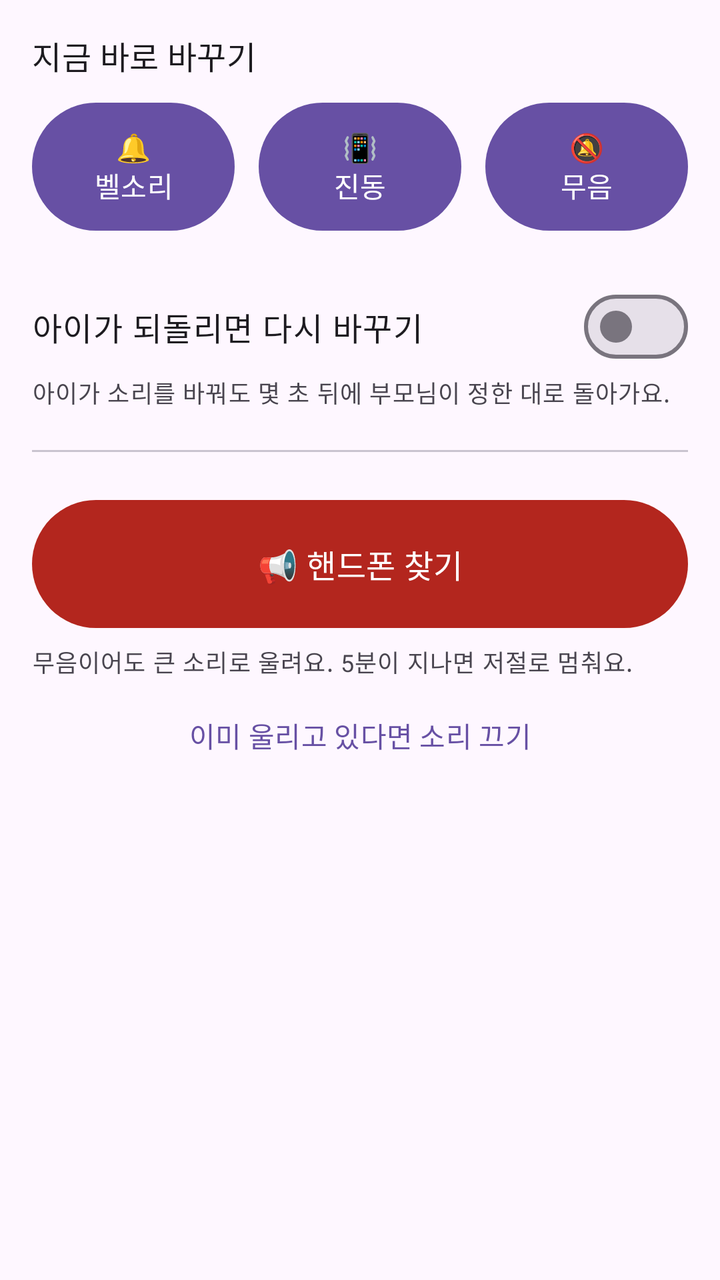
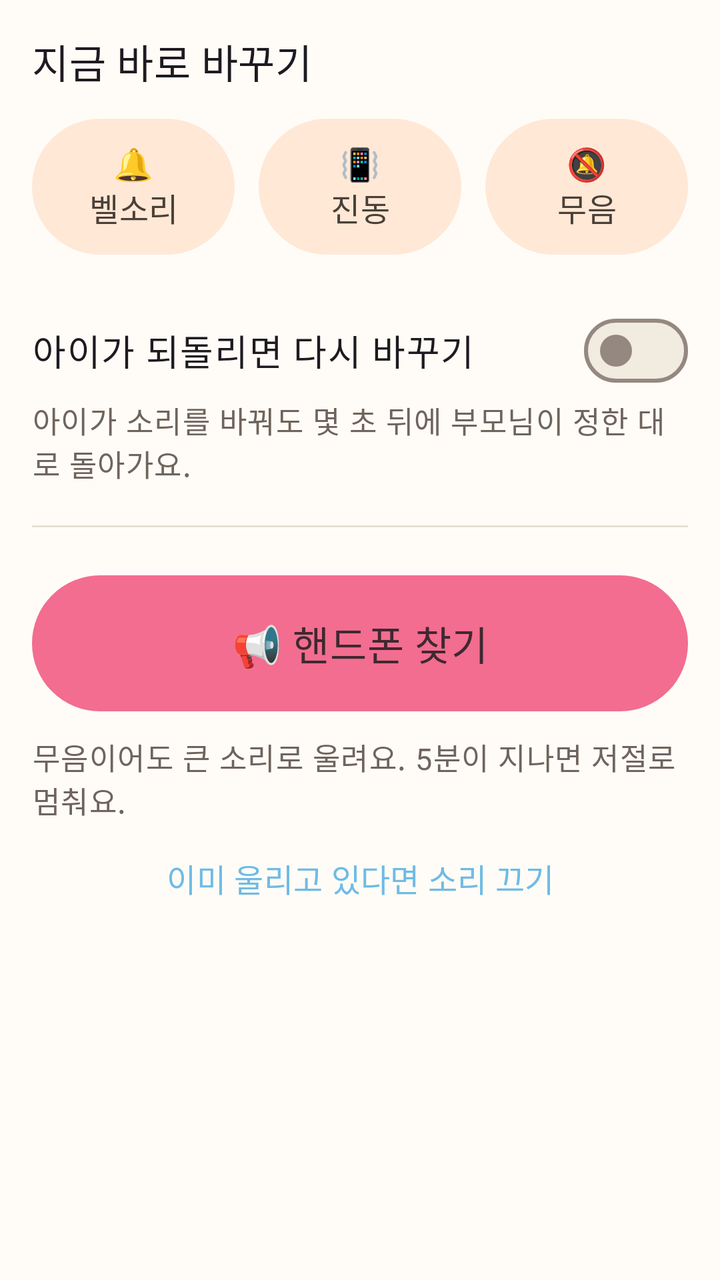

Two renders of the same Android screen: before a commit and after it. Below are the layout's source before the change and the commit's diff.
<!-- AndroidManifest.xml: application theme Theme.KidCare -->
<!-- res/layout/fragment_control.xml -->
<?xml version="1.0" encoding="utf-8"?>
<ScrollView xmlns:android="http://schemas.android.com/apk/res/android"
    xmlns:app="http://schemas.android.com/apk/res-auto"
    android:layout_width="match_parent"
    android:layout_height="match_parent"
    android:fillViewport="true">

    <LinearLayout
        android:layout_width="match_parent"
        android:layout_height="wrap_content"
        android:orientation="vertical"
        android:padding="16dp">

        
        <TextView
            android:id="@+id/child_state"
            android:layout_width="match_parent"
            android:layout_height="wrap_content"
            android:paddingBottom="12dp"
            android:textAppearance="?attr/textAppearanceBodyMedium"
            android:visibility="gone" />

        <TextView
            android:layout_width="match_parent"
            android:layout_height="wrap_content"
            android:text="@string/control_section_ringer"
            android:textAppearance="?attr/textAppearanceTitleMedium" />

        <LinearLayout
            android:layout_width="match_parent"
            android:layout_height="wrap_content"
            android:layout_marginTop="8dp"
            android:baselineAligned="false"
            android:orientation="horizontal">

            
            <com.google.android.material.button.MaterialButton
                android:id="@+id/mode_normal_button"
                android:layout_width="0dp"
                android:layout_height="72dp"
                android:layout_marginEnd="6dp"
                android:layout_weight="1"
                android:insetLeft="0dp"
                android:insetRight="0dp"
                android:paddingHorizontal="2dp"
                android:text="@string/control_mode_normal" />

            <com.google.android.material.button.MaterialButton
                android:id="@+id/mode_vibrate_button"
                android:layout_width="0dp"
                android:layout_height="72dp"
                android:layout_marginHorizontal="6dp"
                android:layout_weight="1"
                android:insetLeft="0dp"
                android:insetRight="0dp"
                android:paddingHorizontal="2dp"
                android:text="@string/control_mode_vibrate" />

            <com.google.android.material.button.MaterialButton
                android:id="@+id/mode_silent_button"
                android:layout_width="0dp"
                android:layout_height="72dp"
                android:layout_marginStart="6dp"
                android:layout_weight="1"
                android:insetLeft="0dp"
                android:insetRight="0dp"
                android:paddingHorizontal="2dp"
                android:text="@string/control_mode_silent" />
        </LinearLayout>

        <com.google.android.material.materialswitch.MaterialSwitch
            android:id="@+id/lock_switch"
            android:layout_width="match_parent"
            android:layout_height="wrap_content"
            android:layout_marginTop="20dp"
            android:minHeight="48dp"
            android:text="@string/control_lock_switch"
            android:textAppearance="?attr/textAppearanceBodyLarge" />

        <TextView
            android:layout_width="match_parent"
            android:layout_height="wrap_content"
            android:text="@string/control_lock_hint"
            android:textAppearance="?attr/textAppearanceBodySmall" />

        <View
            android:layout_width="match_parent"
            android:layout_height="1dp"
            android:layout_marginVertical="20dp"
            android:background="?attr/colorOutlineVariant" />

        <com.google.android.material.button.MaterialButton
            android:id="@+id/find_button"
            android:layout_width="match_parent"
            android:layout_height="72dp"
            android:text="@string/control_find_phone"
            android:textAppearance="?attr/textAppearanceTitleMedium"
            android:textColor="?attr/colorOnError"
            app:backgroundTint="?attr/colorError" />

        <TextView
            android:layout_width="match_parent"
            android:layout_height="wrap_content"
            android:layout_marginTop="4dp"
            android:text="@string/control_find_hint"
            android:textAppearance="?attr/textAppearanceBodySmall" />

        
        <com.google.android.material.button.MaterialButton
            android:id="@+id/find_stop_button"
            style="@style/Widget.Material3.Button.TextButton"
            android:layout_width="match_parent"
            android:layout_height="wrap_content"
            android:layout_marginTop="4dp"
            android:text="@string/control_find_stop_hint" />

        <LinearLayout
            android:layout_width="match_parent"
            android:layout_height="wrap_content"
            android:layout_marginTop="16dp"
            android:gravity="center_vertical"
            android:orientation="horizontal">

            <ProgressBar
                android:id="@+id/command_progress"
                style="?android:attr/progressBarStyleSmall"
                android:layout_width="20dp"
                android:layout_height="20dp"
                android:layout_marginEnd="10dp"
                android:visibility="gone" />

            <TextView
                android:id="@+id/command_status"
                android:layout_width="0dp"
                android:layout_height="wrap_content"
                android:layout_weight="1"
                android:textAppearance="?attr/textAppearanceBodyMedium"
                android:visibility="gone" />
        </LinearLayout>
    </LinearLayout>
</ScrollView>
<!-- resources referenced by this layout -->
<resources>
  <style name="Theme.KidCare" parent="Theme.Material3.DayNight.NoActionBar">
          <item name="android:statusBarColor" tools:targetApi="l">?attr/colorSurface</item>
      </style>
  <!-- unchanged entries left out for length: 9 -->
</resources>

<!-- the commit's change to res/layout/fragment_control.xml (unified diff, before → after) -->
@@ -18,6 +18,7 @@
             android:layout_height="wrap_content"
             android:paddingBottom="12dp"
             android:textAppearance="?attr/textAppearanceBodyMedium"
+            android:textColor="?attr/colorOnSurfaceVariant"
             android:visibility="gone" />
 
         <TextView
@@ -29,15 +30,16 @@
         <LinearLayout
             android:layout_width="match_parent"
             android:layout_height="wrap_content"
-            android:layout_marginTop="8dp"
+            android:layout_marginTop="10dp"
             android:baselineAligned="false"
             android:orientation="horizontal">
 
             
             <com.google.android.material.button.MaterialButton
                 android:id="@+id/mode_normal_button"
+                style="@style/Widget.KidCare.Button.Tonal"
                 android:layout_width="0dp"
-                android:layout_height="72dp"
+                android:layout_height="76dp"
                 android:layout_marginEnd="6dp"
                 android:layout_weight="1"
                 android:insetLeft="0dp"
@@ -47,8 +49,9 @@
 
             <com.google.android.material.button.MaterialButton
                 android:id="@+id/mode_vibrate_button"
+                style="@style/Widget.KidCare.Button.Tonal"
                 android:layout_width="0dp"
-                android:layout_height="72dp"
+                android:layout_height="76dp"
                 android:layout_marginHorizontal="6dp"
                 android:layout_weight="1"
                 android:insetLeft="0dp"
@@ -58,8 +61,9 @@
 
             <com.google.android.material.button.MaterialButton
                 android:id="@+id/mode_silent_button"
+                style="@style/Widget.KidCare.Button.Tonal"
                 android:layout_width="0dp"
-                android:layout_height="72dp"
+                android:layout_height="76dp"
                 android:layout_marginStart="6dp"
                 android:layout_weight="1"
                 android:insetLeft="0dp"
@@ -81,7 +85,8 @@
             android:layout_width="match_parent"
             android:layout_height="wrap_content"
             android:text="@string/control_lock_hint"
-            android:textAppearance="?attr/textAppearanceBodySmall" />
+            android:textAppearance="?attr/textAppearanceBodySmall"
+            android:textColor="?attr/colorOnSurfaceVariant" />
 
         <View
             android:layout_width="match_parent"
@@ -92,23 +97,24 @@
         <com.google.android.material.button.MaterialButton
             android:id="@+id/find_button"
             android:layout_width="match_parent"
-            android:layout_height="72dp"
+            android:layout_height="76dp"
             android:text="@string/control_find_phone"
             android:textAppearance="?attr/textAppearanceTitleMedium"
-            android:textColor="?attr/colorOnError"
-            app:backgroundTint="?attr/colorError" />
+            android:textColor="@color/on_berry"
+            app:backgroundTint="@color/berry" />
 
         <TextView
             android:layout_width="match_parent"
             android:layout_height="wrap_content"
-            android:layout_marginTop="4dp"
+            android:layout_marginTop="8dp"
             android:text="@string/control_find_hint"
-            android:textAppearance="?attr/textAppearanceBodySmall" />
+            android:textAppearance="?attr/textAppearanceBodySmall"
+            android:textColor="?attr/colorOnSurfaceVariant" />
 
         
         <com.google.android.material.button.MaterialButton
             android:id="@+id/find_stop_button"
-            style="@style/Widget.Material3.Button.TextButton"
+            style="@style/Widget.KidCare.Button.Text"
             android:layout_width="match_parent"
             android:layout_height="wrap_content"
             android:layout_marginTop="4dp"
<!-- resource entries referenced after the edit -->
@@ -1,7 +1,251 @@
 <!-- resources referenced by this layout -->
 <resources>
+  <color name="berry">#F26D8F</color>
+  <color name="on_berry">#3F2831</color>
+  <style name="Widget.KidCare.Button.Text" parent="Widget.Material3.Button.TextButton">
+          <item name="shapeAppearance">@style/ShapeAppearance.KidCare.Pill</item>
+          <item name="android:textAllCaps">false</item>
+      </style>
+  <style name="Widget.KidCare.Button.Tonal" parent="Widget.Material3.Button.TonalButton">
+          <item name="shapeAppearance">@style/ShapeAppearance.KidCare.Pill</item>
+          <item name="android:textAllCaps">false</item>
+      </style>
   <style name="Theme.KidCare" parent="Theme.Material3.DayNight.NoActionBar">
-          <item name="android:statusBarColor" tools:targetApi="l">?attr/colorSurface</item>
+  
+          
+          <item name="colorPrimary">@color/sky</item>
+          <item name="colorOnPrimary">@color/on_accent</item>
+          <item name="colorPrimaryContainer">@color/sky_soft</item>
+          <item name="colorOnPrimaryContainer">@color/ink</item>
+  
+          
+          
+          <item name="colorSecondary">@color/apricot</item>
+          <item name="colorOnSecondary">@color/on_accent</item>
+          <item name="colorSecondaryContainer">@color/apricot_soft</item>
+          <item name="colorOnSecondaryContainer">@color/ink</item>
+  
+          
+          <item name="colorTertiary">@color/grass</item>
+          <item name="colorOnTertiary">@color/on_accent</item>
+          <item name="colorTertiaryContainer">@color/grass_soft</item>
+          <item name="colorOnTertiaryContainer">@color/ink</item>
+  
+          
+          
+          <item name="colorError">@color/berry_ink</item>
+          <item name="colorOnError">@color/paper_card</item>
+          <item name="colorErrorContainer">@color/berry_soft</item>
+          <item name="colorOnErrorContainer">@color/on_berry_soft</item>
+  
+          
+          <item name="android:colorBackground">@color/paper</item>
+          <item name="colorOnBackground">@color/ink</item>
+          <item name="colorSurface">@color/paper</item>
+          <item name="colorOnSurface">@color/ink</item>
+          <item name="colorSurfaceVariant">@color/paper_fold</item>
+          <item name="colorOnSurfaceVariant">@color/ink_soft</item>
+          
+          <item name="colorSurfaceContainerLowest">@color/paper_card</item>
+          <item name="colorSurfaceContainerLow">@color/paper_card</item>
+          <item name="colorSurfaceContainer">@color/paper_card</item>
+          <item name="colorSurfaceContainerHigh">@color/paper_fold</item>
+          <item name="colorSurfaceContainerHighest">@color/paper_fold</item>
+          <item name="colorOutline">@color/line</item>
+          <item name="colorOutlineVariant">@color/line_soft</item>
+  
+          
+          
+          <item name="shapeAppearanceCornerExtraSmall">@style/ShapeAppearance.KidCare.ExtraSmall</item>
+          <item name="shapeAppearanceCornerSmall">@style/ShapeAppearance.KidCare.Small</item>
+          <item name="shapeAppearanceCornerMedium">@style/ShapeAppearance.KidCare.Medium</item>
+          <item name="shapeAppearanceCornerLarge">@style/ShapeAppearance.KidCare.Large</item>
+          <item name="shapeAppearanceCornerExtraLarge">@style/ShapeAppearance.KidCare.ExtraLarge</item>
+          <item name="shapeAppearanceSmallComponent">@style/ShapeAppearance.KidCare.Small</item>
+          <item name="shapeAppearanceMediumComponent">@style/ShapeAppearance.KidCare.Medium</item>
+          <item name="shapeAppearanceLargeComponent">@style/ShapeAppearance.KidCare.Large</item>
+  
+          
+          
+          <item name="textAppearanceDisplayLarge">@style/TextAppearance.KidCare.DisplayLarge</item>
+          <item name="textAppearanceDisplayMedium">@style/TextAppearance.KidCare.DisplayMedium</item>
+          <item name="textAppearanceDisplaySmall">@style/TextAppearance.KidCare.DisplaySmall</item>
+          <item name="textAppearanceHeadlineLarge">@style/TextAppearance.KidCare.HeadlineLarge</item>
+          <item name="textAppearanceHeadlineMedium">@style/TextAppearance.KidCare.HeadlineMedium</item>
+          <item name="textAppearanceHeadlineSmall">@style/TextAppearance.KidCare.HeadlineSmall</item>
+          <item name="textAppearanceTitleLarge">@style/TextAppearance.KidCare.TitleLarge</item>
+          <item name="textAppearanceTitleMedium">@style/TextAppearance.KidCare.TitleMedium</item>
+          <item name="textAppearanceTitleSmall">@style/TextAppearance.KidCare.TitleSmall</item>
+          <item name="textAppearanceBodyLarge">@style/TextAppearance.KidCare.BodyLarge</item>
+          <item name="textAppearanceBodyMedium">@style/TextAppearance.KidCare.BodyMedium</item>
+          <item name="textAppearanceBodySmall">@style/TextAppearance.KidCare.BodySmall</item>
+          <item name="textAppearanceLabelLarge">@style/TextAppearance.KidCare.LabelLarge</item>
+          <item name="textAppearanceLabelMedium">@style/TextAppearance.KidCare.LabelMedium</item>
+          <item name="textAppearanceLabelSmall">@style/TextAppearance.KidCare.LabelSmall</item>
+  
+          
+          <item name="materialButtonStyle">@style/Widget.KidCare.Button</item>
+          <item name="materialButtonOutlinedStyle">@style/Widget.KidCare.Button.Outlined</item>
+          <item name="materialCardViewStyle">@style/Widget.KidCare.Card</item>
+          <item name="bottomNavigationStyle">@style/Widget.KidCare.BottomNav</item>
+          <item name="textInputStyle">@style/Widget.KidCare.TextField</item>
+  
+          
+          
+          <item name="android:statusBarColor" tools:targetApi="l">@color/paper</item>
+          <item name="android:navigationBarColor">@color/paper</item>
+          <item name="android:windowLightStatusBar" tools:targetApi="m">@bool/light_system_bars</item>
+          <item name="android:windowLightNavigationBar" tools:targetApi="o_mr1">@bool/light_system_bars</item>
+          <item name="android:windowBackground">@color/paper</item>
+      </style>
+  <style parent="" name="ShapeAppearance.KidCare.Pill">
+          <item name="cornerFamily">rounded</item>
+          <item name="cornerSize">50%</item>
+      </style>
+  <color name="sky">#6FBBE5</color>
+  <color name="on_accent">#4A4038</color>
+  <color name="sky_soft">#DCF0FA</color>
+  <color name="ink">#4A4038</color>
+  <color name="apricot">#FFA96B</color>
+  <color name="apricot_soft">#FFE8D6</color>
+  <color name="grass">#7DCB88</color>
+  <color name="grass_soft">#E2F5E5</color>
+  <color name="berry_ink">#8A2B47</color>
+  <color name="paper_card">#FFFFFF</color>
+  <color name="berry_soft">#FFE0E8</color>
+  <color name="on_berry_soft">#3F2831</color>
+  <color name="paper">#FFFCF7</color>
+  <color name="paper_fold">#F2EBE0</color>
+  <color name="ink_soft">#6F645C</color>
+  <color name="line">#948880</color>
+  <color name="line_soft">#E8DFD4</color>
+  <style parent="" name="ShapeAppearance.KidCare.ExtraSmall">
+          <item name="cornerFamily">rounded</item>
+          <item name="cornerSize">8dp</item>
+      </style>
+  <style parent="" name="ShapeAppearance.KidCare.Small">
+          <item name="cornerFamily">rounded</item>
+          <item name="cornerSize">14dp</item>
+      </style>
+  <style parent="" name="ShapeAppearance.KidCare.Medium">
+          <item name="cornerFamily">rounded</item>
+          <item name="cornerSize">20dp</item>
+      </style>
+  <style parent="" name="ShapeAppearance.KidCare.Large">
+          <item name="cornerFamily">rounded</item>
+          <item name="cornerSize">28dp</item>
+      </style>
+  <style parent="" name="ShapeAppearance.KidCare.ExtraLarge">
+          <item name="cornerFamily">rounded</item>
+          <item name="cornerSize">36dp</item>
+      </style>
+  <style name="TextAppearance.KidCare.DisplayLarge" parent="TextAppearance.Material3.DisplayLarge">
+          <item name="android:textSize">40sp</item>
+          <item name="android:textStyle">bold</item>
+          <item name="android:lineHeight">50sp</item>
+          <item name="android:letterSpacing">-0.01</item>
+      </style>
+  <style name="TextAppearance.KidCare.DisplayMedium" parent="TextAppearance.Material3.DisplayMedium">
+          <item name="android:textSize">34sp</item>
+          <item name="android:textStyle">bold</item>
+          <item name="android:lineHeight">44sp</item>
+          <item name="android:letterSpacing">-0.01</item>
+      </style>
+  <style name="TextAppearance.KidCare.DisplaySmall" parent="TextAppearance.Material3.DisplaySmall">
+          <item name="android:textSize">30sp</item>
+          <item name="android:textStyle">bold</item>
+          <item name="android:lineHeight">40sp</item>
+          <item name="android:letterSpacing">-0.01</item>
+      </style>
+  <style name="TextAppearance.KidCare.HeadlineLarge" parent="TextAppearance.Material3.HeadlineLarge">
+          <item name="android:textSize">30sp</item>
+          <item name="android:textStyle">bold</item>
+          <item name="android:lineHeight">40sp</item>
+          <item name="android:letterSpacing">-0.01</item>
+      </style>
+  <style name="TextAppearance.KidCare.HeadlineMedium" parent="TextAppearance.Material3.HeadlineMedium">
+          <item name="android:textSize">28sp</item>
+          <item name="android:textStyle">bold</item>
+          <item name="android:lineHeight">38sp</item>
+          <item name="android:letterSpacing">-0.01</item>
+      </style>
+  <style name="TextAppearance.KidCare.HeadlineSmall" parent="TextAppearance.Material3.HeadlineSmall">
+          <item name="android:textSize">26sp</item>
+          <item name="android:textStyle">bold</item>
+          <item name="android:lineHeight">36sp</item>
+          <item name="android:letterSpacing">-0.01</item>
+      </style>
+  <style name="TextAppearance.KidCare.TitleLarge" parent="TextAppearance.Material3.TitleLarge">
+          <item name="android:textSize">22sp</item>
+          <item name="android:fontFamily">sans-serif-medium</item>
+          <item name="android:lineHeight">30sp</item>
+      </style>
+  <style name="TextAppearance.KidCare.TitleMedium" parent="TextAppearance.Material3.TitleMedium">
+          <item name="android:textSize">20sp</item>
+          <item name="android:fontFamily">sans-serif-medium</item>
+          <item name="android:lineHeight">28sp</item>
+      </style>
+  <style name="TextAppearance.KidCare.TitleSmall" parent="TextAppearance.Material3.TitleSmall">
+          <item name="android:textSize">18sp</item>
+          <item name="android:fontFamily">sans-serif-medium</item>
+          <item name="android:lineHeight">26sp</item>
+      </style>
+  <style name="TextAppearance.KidCare.BodyLarge" parent="TextAppearance.Material3.BodyLarge">
+          <item name="android:textSize">18sp</item>
+          <item name="android:lineHeight">28sp</item>
+      </style>
+  <style name="TextAppearance.KidCare.BodyMedium" parent="TextAppearance.Material3.BodyMedium">
+          <item name="android:textSize">17sp</item>
+          <item name="android:lineHeight">27sp</item>
+      </style>
+  <style name="TextAppearance.KidCare.BodySmall" parent="TextAppearance.Material3.BodySmall">
+          <item name="android:textSize">15sp</item>
+          <item name="android:lineHeight">23sp</item>
+      </style>
+  <style name="TextAppearance.KidCare.LabelLarge" parent="TextAppearance.Material3.LabelLarge">
+          <item name="android:textSize">16sp</item>
+          <item name="android:fontFamily">sans-serif-medium</item>
+          <item name="android:textAllCaps">false</item>
+      </style>
+  <style name="TextAppearance.KidCare.LabelMedium" parent="TextAppearance.Material3.LabelMedium">
+          <item name="android:textSize">14sp</item>
+          <item name="android:fontFamily">sans-serif-medium</item>
+          <item name="android:textAllCaps">false</item>
+      </style>
+  <style name="TextAppearance.KidCare.LabelSmall" parent="TextAppearance.Material3.LabelSmall">
+          <item name="android:textSize">12sp</item>
+          <item name="android:fontFamily">sans-serif-medium</item>
+          <item name="android:textAllCaps">false</item>
+      </style>
+  <style name="Widget.KidCare.Button" parent="Widget.Material3.Button">
+          <item name="shapeAppearance">@style/ShapeAppearance.KidCare.Pill</item>
+          <item name="android:textAllCaps">false</item>
+          <item name="android:minHeight">56dp</item>
+      </style>
+  <style name="Widget.KidCare.Button.Outlined" parent="Widget.Material3.Button.OutlinedButton">
+          <item name="shapeAppearance">@style/ShapeAppearance.KidCare.Pill</item>
+          <item name="android:textAllCaps">false</item>
+      </style>
+  <style name="Widget.KidCare.Card" parent="Widget.Material3.CardView.Filled">
+          <item name="cardBackgroundColor">@color/paper_card</item>
+          <item name="shapeAppearance">@style/ShapeAppearance.KidCare.Medium</item>
+          <item name="cardElevation">0dp</item>
+          <item name="strokeColor">@color/line_soft</item>
+          <item name="strokeWidth">1dp</item>
+      </style>
+  <style name="Widget.KidCare.BottomNav" parent="Widget.Material3.BottomNavigationView">
+          <item name="android:background">@color/paper_card</item>
+          <item name="elevation">0dp</item>
+          <item name="itemActiveIndicatorStyle">@style/Widget.KidCare.BottomNav.Indicator</item>
+      </style>
+  <style name="Widget.KidCare.TextField" parent="Widget.Material3.TextInputLayout.OutlinedBox">
+          <item name="shapeAppearance">@style/ShapeAppearance.KidCare.Small</item>
+          <item name="boxStrokeWidth">2dp</item>
+      </style>
+  <style name="Widget.KidCare.BottomNav.Indicator" parent="Widget.Material3.BottomNavigationView.ActiveIndicator">
+          <item name="android:width">72dp</item>
+          <item name="android:height">36dp</item>
+          <item name="shapeAppearance">@style/ShapeAppearance.KidCare.Pill</item>
       </style>
   <!-- unchanged entries left out for length: 9 -->
 </resources>
